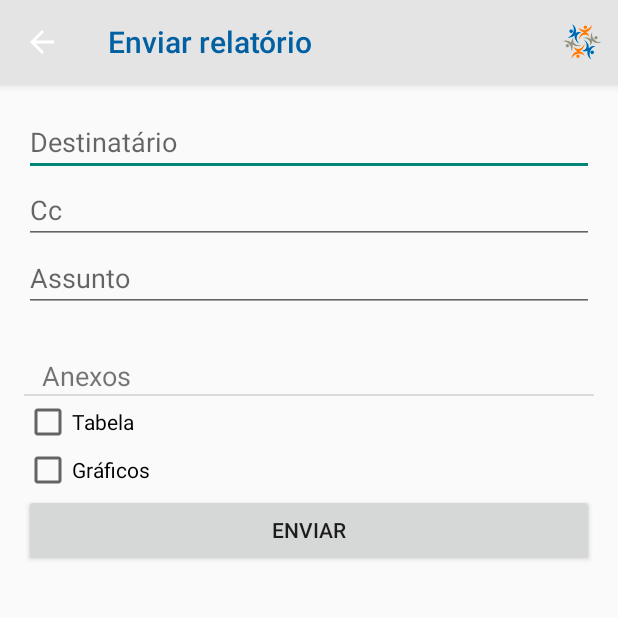
After one commit to MargaridaWeber/diabetes, an Android app: the EnviarRelatorioActivity screen opened directly, with no data from a screen before it, on a phone screen of 412 x 824 dp, the top half of it. The commit adds this screen. Run offline under Robolectric (Android 15) with nearby library versions, the phone set to English and light mode, and no system bars.

Commit message:
Enviar relatorio layout

```diff
--- a/app/src/main/AndroidManifest.xml
+++ b/app/src/main/AndroidManifest.xml
@@ -36,8 +36,9 @@
         <activity android:name=".ConfiguracoesGeraisActivity" />
         <activity android:name=".ConfDadosActivity" />
         <activity android:name=".ConfLimitesActivity" />
-        <activity android:name=".AlarmesActivity" />
-        <activity android:name=".AddAlarmeActivity" />
+        <activity android:name="alarmes.AlarmesActivity" />
+        <activity android:name="alarmes.AddAlarmeActivity" />
+        <activity android:name=".EnviarRelatorioActivity"></activity>
         <activity android:name=".GraficosActivity"></activity>
     </application>
 
--- /dev/null
+++ b/app/src/main/java/com/example/pc/diabetesfriend/EnviarRelatorioActivity.java
@@ -0,0 +1,41 @@
+package com.example.pc.diabetesfriend;
+
+import android.graphics.Color;
+import android.graphics.drawable.ColorDrawable;
+import android.support.v7.app.ActionBar;
+import android.support.v7.app.AppCompatActivity;
+import android.os.Bundle;
+import android.text.Html;
+import android.view.Menu;
+import android.view.MenuItem;
+
+public class EnviarRelatorioActivity extends AppCompatActivity {
+
+    @Override
+    protected void onCreate(Bundle savedInstanceState) {
+        super.onCreate(savedInstanceState);
+        setContentView(R.layout.activity_enviar_relatorio);
+
+        ActionBar actionBar = getSupportActionBar();
+        actionBar.setDisplayShowHomeEnabled(true);
+        actionBar.setDisplayHomeAsUpEnabled(true); //setinha
+        actionBar.setBackgroundDrawable(new ColorDrawable(Color.parseColor("#e4e4e4")));
+
+        actionBar.setTitle(Html.fromHtml("<font color='#0060a2'>Enviar relatório </font>")); //Titulo da action bar
+    }
+
+    @Override
+    public boolean onCreateOptionsMenu(Menu menu) {
+        getMenuInflater().inflate(R.menu.menu_main, menu);
+        return true;
+    }
+
+    @Override
+    public boolean onOptionsItemSelected(MenuItem item) {
+        switch (item.getItemId()) {
+            case android.R.id.home:
+                this.finish();
+                return true; default: return super.onOptionsItemSelected(item); }
+
+    }
+}
--- /dev/null
+++ b/app/src/main/res/layout/activity_enviar_relatorio.xml
@@ -0,0 +1,72 @@
+<?xml version="1.0" encoding="utf-8"?>
+<LinearLayout xmlns:android="http://schemas.android.com/apk/res/android"
+    xmlns:tools="http://schemas.android.com/tools"
+    android:layout_width="match_parent"
+    android:layout_height="match_parent"
+    android:paddingBottom="@dimen/activity_vertical_margin"
+    android:paddingLeft="@dimen/activity_horizontal_margin"
+    android:paddingRight="@dimen/activity_horizontal_margin"
+    android:paddingTop="@dimen/activity_vertical_margin"
+    tools:context=".EnviarRelatorioActivity"
+    android:orientation="vertical">
+
+    <EditText
+        android:layout_width="match_parent"
+        android:layout_height="wrap_content"
+        android:inputType="textEmailAddress"
+        android:ems="10"
+        android:id="@+id/editText2"
+        android:hint="Destinatário" />
+
+    <EditText
+        android:layout_width="match_parent"
+        android:layout_height="wrap_content"
+        android:inputType="textEmailAddress"
+        android:ems="10"
+        android:id="@+id/editText4"
+        android:hint="Cc" />
+
+    <EditText
+        android:layout_width="match_parent"
+        android:layout_height="wrap_content"
+        android:id="@+id/editText5"
+        android:hint="Assunto" />
+
+    <TextView
+        android:layout_width="wrap_content"
+        android:layout_height="wrap_content"
+        android:gravity="center_vertical"
+        android:textSize="18dp"
+        android:layout_marginLeft="12dp"
+        android:layout_alignParentBottom="true"
+        android:text="Anexos"
+        android:paddingTop="30dp" />
+
+    <View
+        android:layout_width="match_parent"
+        android:layout_height="1dp"
+        android:layout_marginBottom="1dp"
+        android:layout_alignParentBottom="true"
+        android:background="#DADADC"></View>
+
+    <CheckBox
+        android:layout_width="wrap_content"
+        android:layout_height="wrap_content"
+        android:text="Tabela"
+        android:id="@+id/checkBox"
+        android:checked="false" />
+
+    <CheckBox
+        android:layout_width="wrap_content"
+        android:layout_height="wrap_content"
+        android:text="Gráficos"
+        android:id="@+id/checkBox2"
+        android:checked="false" />
+
+    <Button
+        android:layout_width="fill_parent"
+        android:layout_height="wrap_content"
+        android:text="Enviar"
+        android:id="@+id/button2" />
+
+</LinearLayout>
--- a/app/src/main/res/layout/fragment_add_alarme.xml
+++ b/app/src/main/res/layout/fragment_add_alarme.xml
@@ -11,7 +11,7 @@
         android:layout_height="match_parent">
 
         <ListView
-            android:layout_width="325dp"
+            android:layout_width="371dp"
             android:layout_height="133dp"
             android:id="@+id/android:list" />
 
@@ -40,7 +40,7 @@
             android:id="@+id/timePicker" />
 
         <Button
-            android:layout_width="104dp"
+            android:layout_width="fill_parent"
             android:layout_height="wrap_content"
             android:text="Adicionar"
             android:id="@+id/btnAdicionar"
```
